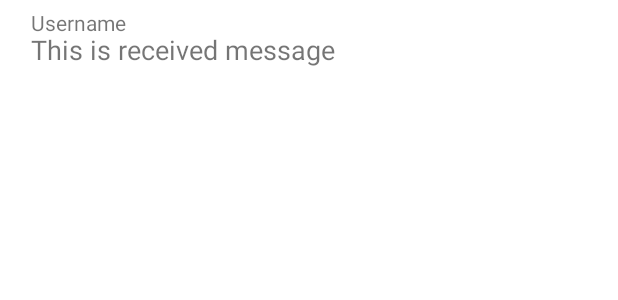
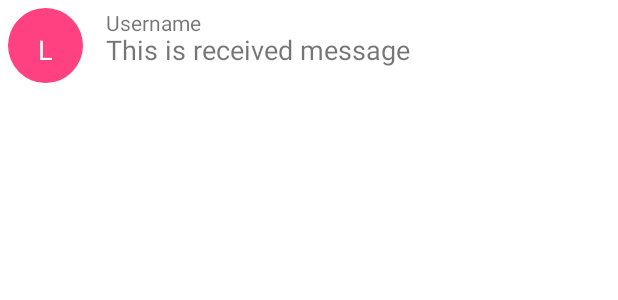
Before and after one commit to ColeGarboski/LFGG, an Android app: the layout receive.xml on its own in the app's theme, with its tools: preview values and no code run, on a phone screen of 412 x 824 dp. Shown: the top 300 px of the screen. Run offline under Robolectric (Android 15) with nearby library versions, the phone set to English and light mode, and no system bars.

Commit message:
Begins adding bubbles next to each chat to display who sent it more easily

```diff
--- /dev/null
+++ b/app/src/main/res/drawable/circular_bg.xml
@@ -0,0 +1,6 @@
+<shape xmlns:android="http://schemas.android.com/apk/res/android"
+    android:shape="oval">
+
+    <solid android:color="@color/bubble_color"/>
+
+</shape>
--- a/app/src/main/res/layout/receive.xml
+++ b/app/src/main/res/layout/receive.xml
@@ -10,21 +10,31 @@
         android:layout_marginTop="5dp"
         android:layout_height="wrap_content">
 
+        <TextView
+            android:id="@+id/txtUserPicBubble"
+            android:layout_width="50dp"
+            android:layout_height="50dp"
+            android:text="L"
+            android:padding="15dp"
+            android:textSize="18sp"
+            android:gravity="center"
+            android:background="@drawable/circular_bg"
+            android:textColor="@android:color/white"/>
 
         <TextView
             android:id="@+id/txt_receive_message"
             android:layout_width="wrap_content"
             android:layout_height="wrap_content"
+            android:layout_toEndOf="@+id/txtUserPicBubble"
+            android:padding="15dp"
             android:text="This is received message"
-            android:padding="15dp"
-            android:textSize="18sp"/>
+            android:textSize="18sp" />
 
         <TextView
             android:id="@+id/txtUsername"
             android:layout_width="wrap_content"
             android:layout_height="wrap_content"
-            android:layout_alignParentLeft="true"
-            android:layout_alignParentTop="true"
+            android:layout_alignLeft="@id/txt_receive_message"
             android:layout_marginLeft="15dp"
             android:text="Username" />
 
--- a/app/src/main/res/values/colors.xml
+++ b/app/src/main/res/values/colors.xml
@@ -10,4 +10,5 @@
     <color name="purple"> #290849</color>
     <color name="yellow"> #FEE601</color>
     <color name="fuchsia"> #BA0DCA</color>
+    <color name="bubble_color">#FF4081</color>
 </resources>
```
Also changed, not shown: app/src/main/java/com/example/lfgg/MessageAdapter.kt (+58 -1 lines).
